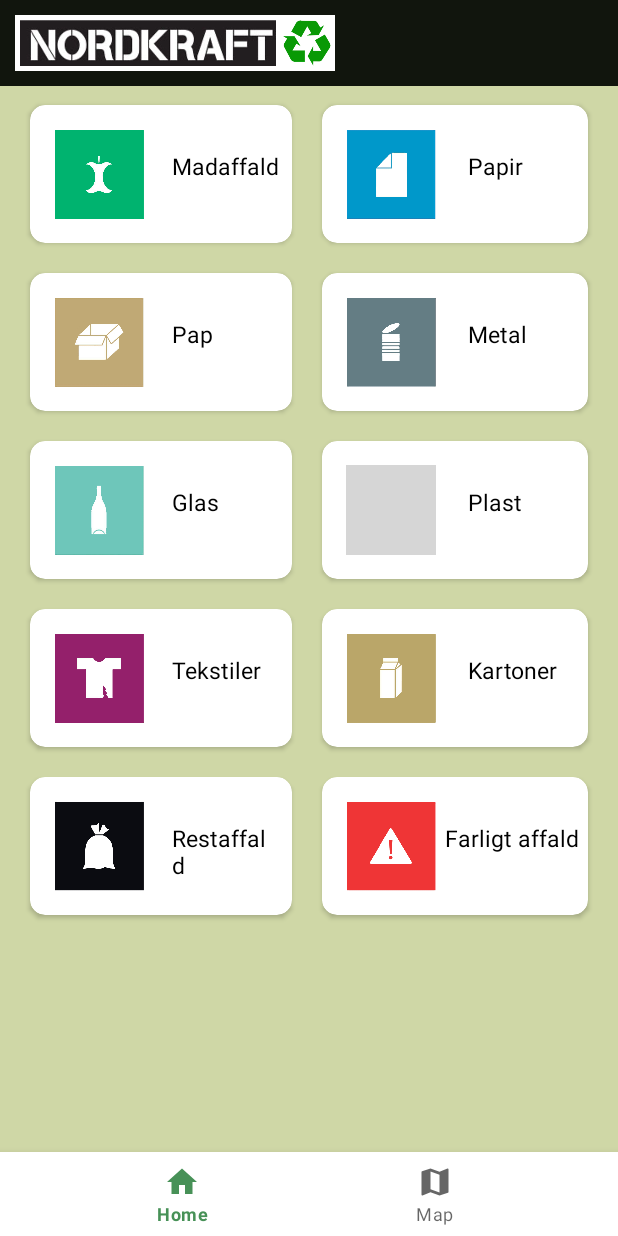
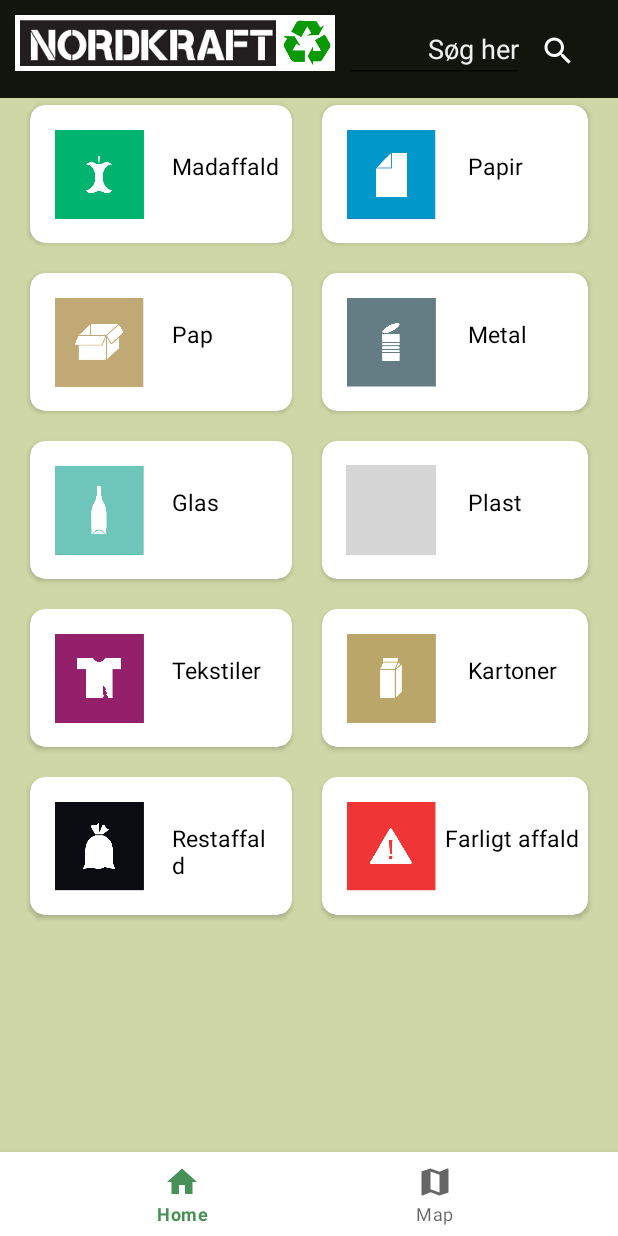
Before and after one commit to Heidelbass/GronNordkraft, an Android app: the screen it shows after launch (MainActivity), on a phone screen of 412 x 824 dp. Run offline under Robolectric (Android 15) with nearby library versions, the phone set to English and light mode, and no system bars; grey boxes are pictures that could not be loaded.

Commit message:
Søgefunktion

```diff
--- a/app/src/main/java/com/example/test2/HomeFragment.java
+++ b/app/src/main/java/com/example/test2/HomeFragment.java
@@ -34,7 +34,7 @@ public class HomeFragment extends Fragment implements View.OnClickListener{
     public View onCreateView(LayoutInflater inflater, @Nullable ViewGroup container, @Nullable Bundle savedInstanceState) {
         View v = inflater.inflate(R.layout.fragment_home2, container, false);
 
-
+// https://www.youtube.com/watch?v=TY-2Cx4IW9A How to open activity from fragment. By Oum Saokosal
         card1 = (CardView) v.findViewById(R.id.c1);
             card1.setOnClickListener(new View.OnClickListener() {
                 @Override
--- a/app/src/main/java/com/example/test2/MainActivity.java
+++ b/app/src/main/java/com/example/test2/MainActivity.java
@@ -13,8 +13,12 @@ import androidx.viewpager2.widget.ViewPager2;
 
 import android.content.Intent;
 import android.os.Bundle;
+import android.text.Editable;
+import android.text.TextWatcher;
+import android.util.Log;
 import android.view.MenuItem;
 import android.view.View;
+import android.widget.EditText;
 
 import com.google.android.material.bottomnavigation.BottomNavigationView;
 
@@ -23,12 +27,13 @@ import java.util.List;
 
 public class MainActivity extends AppCompatActivity implements View.OnClickListener {
 
+    private static final String TAG = "MainActivity";
+    private ArrayList<WasteItem> wasteItems = new ArrayList<>();
 
     @Override
     protected void onCreate(Bundle savedInstanceState) {
         super.onCreate(savedInstanceState);
         setContentView(R.layout.activity_main);
-
 
 
         BottomNavigationView bottomNav = findViewById(R.id.bottom_navigation);
@@ -37,6 +42,42 @@ public class MainActivity extends AppCompatActivity implements View.OnClickListe
 
         getSupportFragmentManager().beginTransaction().replace(R.id.fragment_container,
                 new HomeFragment()).commit();
+
+        wasteItems.add(new WasteItem("pizzabakker", "restaffald"));
+        wasteItems.add(new WasteItem("pizza", "madaffald"));
+        wasteItems.add(new WasteItem("Banan", "madaffald"));
+        wasteItems.add(new WasteItem("håndsprit", "farligt affald"));
+        wasteItems.add(new WasteItem("mundbind", "restaffald"));
+        wasteItems.add(new WasteItem("æble", "madaffald"));
+        wasteItems.add(new WasteItem("papir", "pap"));
+        //hvis beskidt, så restaffald. Der kan implementeres en if-statement
+        wasteItems.add(new WasteItem("serviet", "restaffald"));
+
+
+        EditText searchfunction = findViewById(R.id.search);
+        searchfunction.addTextChangedListener(new TextWatcher() {
+            @Override
+            public void beforeTextChanged(CharSequence s, int start, int count, int after) {
+
+            }
+
+            @Override
+            public void onTextChanged(CharSequence s, int start, int before, int count) {
+                // Log.d(TAG, "onTextChanged: "+ s);
+
+                for (int counter = 0; counter < wasteItems.size(); counter++)
+                {
+                    if (wasteItems.get(counter).getName().contains(s)) {
+                        Log.d(TAG, "onTextChanged:" + wasteItems.get(counter).getCategory());
+                    }
+                }
+            }
+
+            @Override
+            public void afterTextChanged(Editable s) {
+
+            }
+        });
 
     }
 
--- /dev/null
+++ b/app/src/main/java/com/example/test2/WasteItem.java
@@ -0,0 +1,19 @@
+package com.example.test2;
+
+public class WasteItem {
+    private String name;
+    private String category;
+
+    public WasteItem(String name, String category) {
+        this.name = name;
+        this.category = category;
+    }
+
+    public String getName() {
+        return name;
+    }
+
+    public String getCategory() {
+        return category;
+    }
+}
--- /dev/null
+++ b/app/src/main/res/drawable/ic_baseline_search_24.xml
@@ -0,0 +1,5 @@
+<vector android:height="24dp" android:tint="#FFFFFF"
+    android:viewportHeight="24" android:viewportWidth="24"
+    android:width="24dp" xmlns:android="http://schemas.android.com/apk/res/android">
+    <path android:fillColor="@android:color/white" android:pathData="M15.5,14h-0.79l-0.28,-0.27C15.41,12.59 16,11.11 16,9.5 16,5.91 13.09,3 9.5,3S3,5.91 3,9.5 5.91,16 9.5,16c1.61,0 3.09,-0.59 4.23,-1.57l0.27,0.28v0.79l5,4.99L20.49,19l-4.99,-5zM9.5,14C7.01,14 5,11.99 5,9.5S7.01,5 9.5,5 14,7.01 14,9.5 11.99,14 9.5,14z"/>
+</vector>
--- a/app/src/main/res/layout/activity_main.xml
+++ b/app/src/main/res/layout/activity_main.xml
@@ -11,7 +11,6 @@
     <include
         android:id="@+id/include"
         layout="@layout/toolbar" />
-
 
 
 <FrameLayout
--- a/app/src/main/res/layout/toolbar.xml
+++ b/app/src/main/res/layout/toolbar.xml
@@ -1,8 +1,11 @@
 <?xml version="1.0" encoding="utf-8"?>
 <RelativeLayout xmlns:android="http://schemas.android.com/apk/res/android"
+    xmlns:app="http://schemas.android.com/apk/res-auto"
     android:layout_width="match_parent"
     android:layout_height="wrap_content"
-    android:background="@color/colorPrimaryDark">
+    xmlns:tools="http://schemas.android.com/tools"
+    android:background="@color/colorPrimaryDark"
+    tools:context=".MainActivity">
 
     <RelativeLayout
         android:layout_width="match_parent"
@@ -14,5 +17,25 @@
             android:layout_height="37dp"
             android:src="@drawable/nordkraft" />
 
+        <EditText
+            android:id="@+id/search"
+            android:layout_width="120dp"
+            android:layout_height="wrap_content"
+            android:layout_marginStart="220dp"
+            android:autofillHints="Search"
+            android:ems="10"
+            android:inputType="textPersonName"
+            android:text="Søg her"
+            android:textAlignment="textEnd"
+            android:textColor="@color/colorAccent" />
+
+        <ImageView
+            android:id="@+id/search_icon"
+            android:layout_width="wrap_content"
+            android:layout_height="wrap_content"
+            android:layout_marginLeft="350dp"
+            android:layout_marginTop="12dp"
+            app:srcCompat="@drawable/ic_baseline_search_24" />
+
     </RelativeLayout>
 </RelativeLayout>
--- a/app/src/main/res/values/colors.xml
+++ b/app/src/main/res/values/colors.xml
@@ -2,6 +2,6 @@
 <resources>
     <color name="colorPrimary">#479157</color>
     <color name="colorPrimaryDark">#11150D</color>
-    <color name="colorAccent">#673AB7</color>
+    <color name="colorAccent">#EFEFEF</color>
     <color name="title_color">#000000</color>
 </resources>
```
